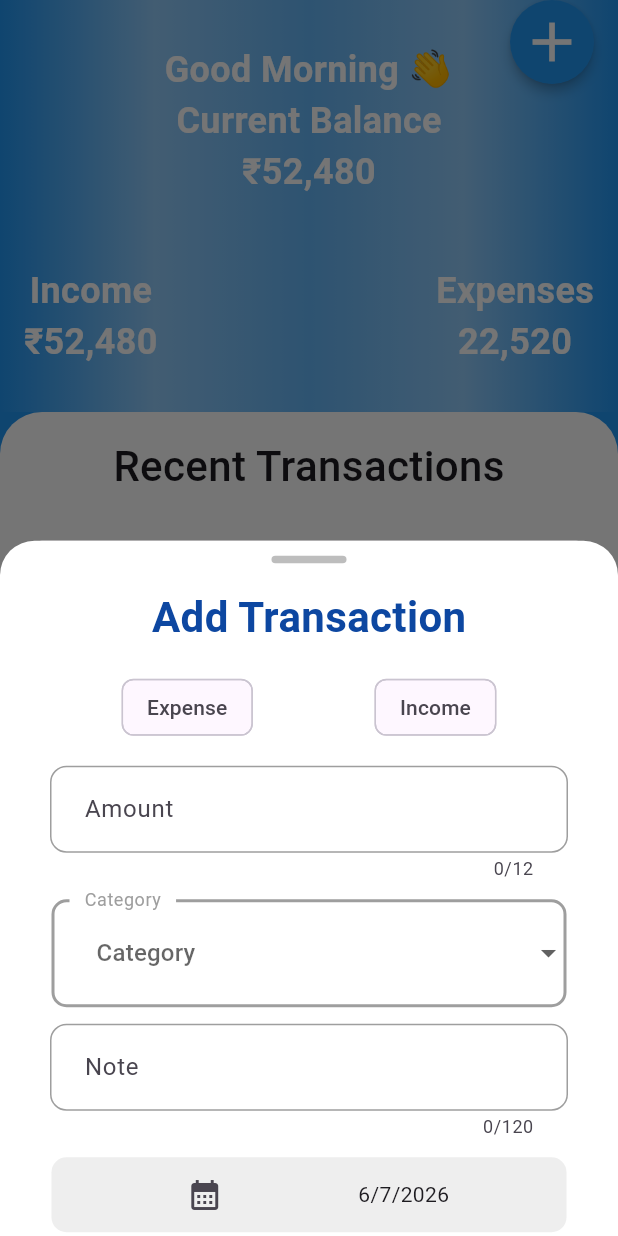
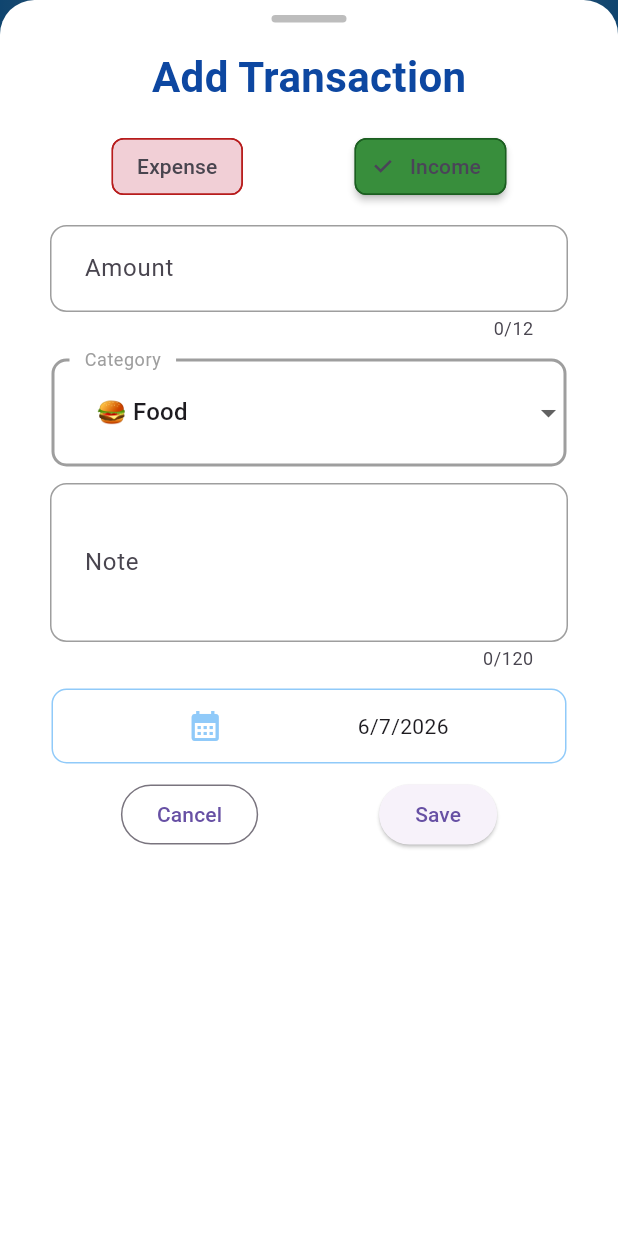
Before and after one commit to ANUJK0004/Expense-tracker-app, a Flutter app: the screen it shows after launch, after a tap on the "add" icon, on a phone screen of 412 x 824 dp. Run offline on Flutter 3.47's test engine with Material 3 defaults, Android fonts, the phone set to English and light mode, and no system bars; our stand-ins replace sqflite; accounts and stored records are empty.

Commit message:
bottom sheet is connected with database

```diff
--- a/lib/widgets/expense_bottom_sheet.dart
+++ b/lib/widgets/expense_bottom_sheet.dart
@@ -1,3 +1,5 @@
+import 'package:exes/database/database_helper.dart';
+import 'package:exes/models/expense.dart';
 import 'package:flutter/material.dart';
 
 class ExpenseBottomSheet extends StatefulWidget {
@@ -20,16 +22,24 @@ class _ExpenseBottomSheetState extends State<ExpenseBottomSheet> {
     "📈 Investment",
     "📦 Others",
   ].map((e) => DropdownMenuItem(value: e, child: Text(e))).toList();
-  late DateTime selectedDate = DateTime.now();
-  String selectedType = "Expense";
-  final String selectedCategory = "Food";
+  DateTime? selectedDate = DateTime.now();
+  String selectedType = "Income";
+  String selectedCategory = "🍔 Food";
   final TextEditingController _amountController = TextEditingController();
   final TextEditingController _noteController = TextEditingController();
+  final _formKey = GlobalKey<FormState>();
 
-  // static const DateTime firstDate ;
+  @override
+  void dispose() {
+    _amountController.dispose();
+    _noteController.dispose();
+    super.dispose();
+  }
+
   @override
   Widget build(BuildContext context) {
-    return Container(
+    return SafeArea(
+      child: Container(
         height: MediaQuery.of(context).size.height,
         width: MediaQuery.of(context).size.width,
         decoration: BoxDecoration(
@@ -39,6 +49,10 @@ class _ExpenseBottomSheetState extends State<ExpenseBottomSheet> {
             topRight: Radius.circular(23),
           ),
         ),
+        child: SingleChildScrollView(
+          scrollDirection: Axis.vertical,
+          child: Form(
+            key: _formKey,
             child: Column(
               children: [
                 const SizedBox(height: 10),
@@ -63,21 +77,60 @@ class _ExpenseBottomSheetState extends State<ExpenseBottomSheet> {
                 Row(
                   mainAxisAlignment: MainAxisAlignment.spaceEvenly,
                   children: [
-              Chip(label: Text("Expense")),
-              Chip(label: Text("Income")),
+                    ChoiceChip(
+                      selected: selectedType == "Expense",
+                      selectedColor: Colors.red.shade700,
+                      onSelected: (value) {
+                        setState(() {
+                          selectedType = "Expense";
+                        });
+                      },
+                      label: Text("Expense"),
+                      elevation: 2,
+                      side: BorderSide(color: Colors.red.shade900),
+                      backgroundColor: Colors.red.shade900.withOpacity(0.18),
+                    ),
+                    ChoiceChip(
+                      selected: selectedType == "Income",
+                      selectedColor: Colors.green.shade700,
+                      onSelected: (value) {
+                        setState(() {
+                          selectedType = "Income";
+                        });
+                      },
+                      label: Text("Income"),
+                      elevation: 2,
+                      side: BorderSide(color: Colors.green.shade900),
+                      backgroundColor: Colors.green.shade900.withOpacity(0.18),
+                    ),
                   ],
                 ),
                 const SizedBox(height: 16),
                 SizedBox(
                   width: MediaQuery.of(context).size.width / 1.2,
-            child: TextField(
-              keyboardType: TextInputType.number,
+                  child: TextFormField(
+                    keyboardType: TextInputType.numberWithOptions(
+                      signed: false,
+                      decimal: true,
+                    ),
+                    validator: (value) {
+                      if (value == null || value.isEmpty) {
+                        return "Please enter an amount";
+                      }
+                      final amount = double.tryParse(value);
+                      if (amount == null) {
+                        return "Enter a valid number";
+                      }
+                      if (amount <= 0) {
+                        return "Amount must be greater than zero";
+                      }
+                      return null;
+                    },
                     controller: _amountController,
                     maxLength: 12,
                     maxLines: 1,
                     selectAllOnFocus: true,
                     enableIMEPersonalizedLearning: true,
-              enableInlinePrediction: true,
                     enableSuggestions: true,
                     decoration: InputDecoration(
                       hintText: "Amount",
@@ -86,7 +139,10 @@ class _ExpenseBottomSheetState extends State<ExpenseBottomSheet> {
                       // errorText: "Enter a valid amount",
                       focusedBorder: OutlineInputBorder(
                         borderRadius: BorderRadius.circular(10),
-                  borderSide: BorderSide(color: Colors.blue.shade200, width: 2),
+                        borderSide: BorderSide(
+                          color: Colors.blue.shade200,
+                          width: 2,
+                        ),
                         gapPadding: 10,
                       ),
                       enabledBorder: OutlineInputBorder(
@@ -107,8 +163,19 @@ class _ExpenseBottomSheetState extends State<ExpenseBottomSheet> {
                   width: MediaQuery.of(context).size.width / 1.2,
                   child: DropdownButtonFormField(
                     items: categories,
-              onChanged: (categories) {},
-              // onTap: () {},
+                    initialValue: selectedCategory,
+                    validator: (value) {
+                      if (value == null || value.isEmpty) {
+                        return "Please select a category";
+                      }
+                      return null;
+                    },
+                    onChanged: (value) {
+                      setState(() {
+                        selectedCategory = value!;
+                      });
+                    },
+                    dropdownColor: Colors.white,
                     decoration: InputDecoration(
                       hintText: "Category",
                       labelText: "Category",
@@ -116,7 +183,10 @@ class _ExpenseBottomSheetState extends State<ExpenseBottomSheet> {
                       labelStyle: TextStyle(color: Colors.grey),
                       focusedBorder: OutlineInputBorder(
                         borderRadius: BorderRadius.circular(10),
-                  borderSide: BorderSide(color: Colors.blue.shade200, width: 2),
+                        borderSide: BorderSide(
+                          color: Colors.blue.shade200,
+                          width: 2,
+                        ),
                         gapPadding: 10,
                       ),
                       enabledBorder: OutlineInputBorder(
@@ -134,13 +204,13 @@ class _ExpenseBottomSheetState extends State<ExpenseBottomSheet> {
                 const SizedBox(height: 12),
                 SizedBox(
                   width: MediaQuery.of(context).size.width / 1.2,
-            child: TextField(
-              keyboardType: TextInputType.number,
+                  child: TextFormField(
+                    keyboardType: TextInputType.multiline,
+                    maxLines: 3,
                     controller: _noteController,
                     maxLength: 120,
                     selectAllOnFocus: true,
                     enableIMEPersonalizedLearning: true,
-              enableInlinePrediction: true,
                     enableSuggestions: true,
                     decoration: InputDecoration(
                       hintText: "Note",
@@ -148,7 +218,10 @@ class _ExpenseBottomSheetState extends State<ExpenseBottomSheet> {
                       hintFadeDuration: Duration(seconds: 1),
                       focusedBorder: OutlineInputBorder(
                         borderRadius: BorderRadius.circular(10),
-                  borderSide: BorderSide(color: Colors.blue.shade200, width: 2),
+                        borderSide: BorderSide(
+                          color: Colors.blue.shade200,
+                          width: 2,
+                        ),
                         gapPadding: 10,
                       ),
                       enabledBorder: OutlineInputBorder(
@@ -169,26 +242,35 @@ class _ExpenseBottomSheetState extends State<ExpenseBottomSheet> {
                   width: MediaQuery.of(context).size.width / 1.2,
                   height: 50,
                   decoration: BoxDecoration(
-              color: Colors.grey.shade200,
+                    color: Colors.white,
                     borderRadius: BorderRadius.circular(10),
+                    border: Border.all(color: Colors.blue.shade200, width: 1),
                   ),
                   child: Row(
                     mainAxisAlignment: MainAxisAlignment.spaceEvenly,
                     children: [
                       IconButton(
-                  icon: Icon(Icons.calendar_month),
-                  onPressed: () {
+                        icon: Icon(
+                          Icons.calendar_month,
+                          color: Colors.blue.shade200,
+                        ),
+                        onPressed: () async {
+                          final DateTime? pickedDate = await showDatePicker(
+                            context: context,
+                            initialDate: selectedDate ?? DateTime.now(),
+                            firstDate: DateTime(2024),
+                            lastDate: DateTime.now(),
+                          );
+                          if (pickedDate != null) {
                             setState(() {
-                      showDatePicker(
-                        context: context,
-                        initialDate: DateTime.parse("2023-05-05"),
-                        firstDate: DateTime.parse("2023-05-05"),
-                        lastDate: DateTime.now(),
-                      ) as DateTime;
+                              selectedDate = pickedDate;
                             });
+                          }
                         },
                       ),
-                Text("${selectedDate.day}/${selectedDate.month}/${selectedDate.year}"),
+                      Text(
+                        "${selectedDate?.day}/${selectedDate?.month}/${selectedDate?.year}",
+                      ),
                     ],
                   ),
                 ),
@@ -196,12 +278,40 @@ class _ExpenseBottomSheetState extends State<ExpenseBottomSheet> {
                 Row(
                   mainAxisAlignment: MainAxisAlignment.spaceEvenly,
                   children: [
-              OutlinedButton(onPressed: () {}, child: Text("Cancel")),
-              ElevatedButton(onPressed: () {}, child: Text("Save")),
+                    OutlinedButton(
+                      onPressed: () {
+                        Navigator.of(context).pop();
+                      },
+                      child: Text("Cancel"),
+                    ),
+                    ElevatedButton(
+                      onPressed: () async{
+                        if (!_formKey.currentState!.validate()) return;
+                        final amount = double.parse(_amountController.text);
+                        final note = _noteController.text.trim();
+                        final ExpenseTransaction transaction =
+                            ExpenseTransaction(
+                              amount: amount,
+                              category: selectedCategory,
+                              note: note,
+                              type: selectedType,
+                              date: selectedDate!,
+                            );
+                          await DatabaseHelper.instance.insertTransaction(
+                            transaction,
+                          );
+                          if(!mounted) return;
+                        Navigator.pop(context,true);
+                      },
+                      child: Text("Save"),
+                    ),
                   ],
                 ),
               ],
             ),
+          ),
+        ),
+      ),
     );
   }
 }
--- a/lib/widgets/floating_action_button.dart
+++ b/lib/widgets/floating_action_button.dart
@@ -8,10 +8,14 @@ class AddExpenseButton extends StatelessWidget {
   Widget build(BuildContext context) {
     return FloatingActionButton(
       onPressed: (){
-        showModalBottomSheet(
+        final result = showModalBottomSheet(
           context: context,
+          isScrollControlled: true,
           builder: (context) => ExpenseBottomSheet(),
         );
+        if (result == true) {
+          // loadTransactions();
+        }
       },
       backgroundColor: Colors.blue,
       foregroundColor: Colors.white,
```
Lines whose indentation alone changed are shown as unchanged.
